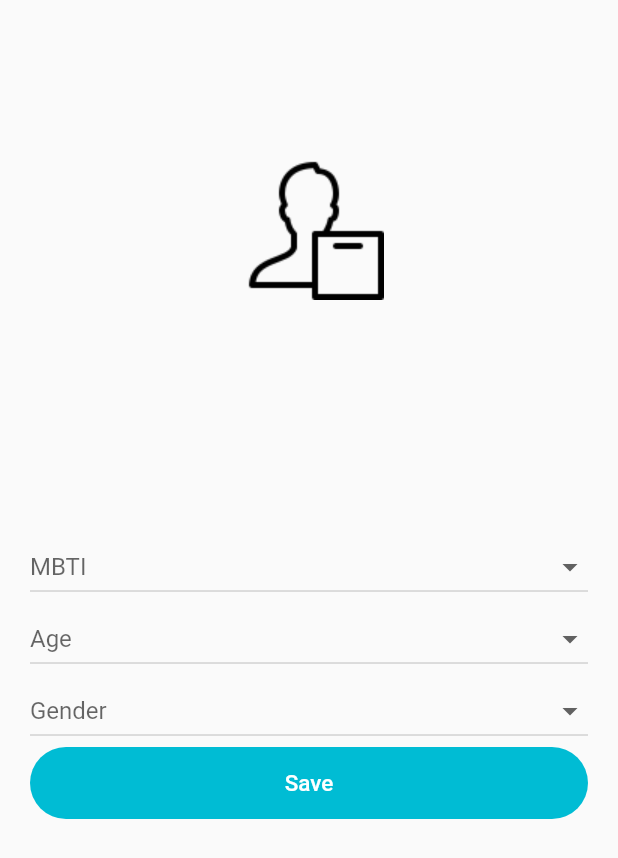
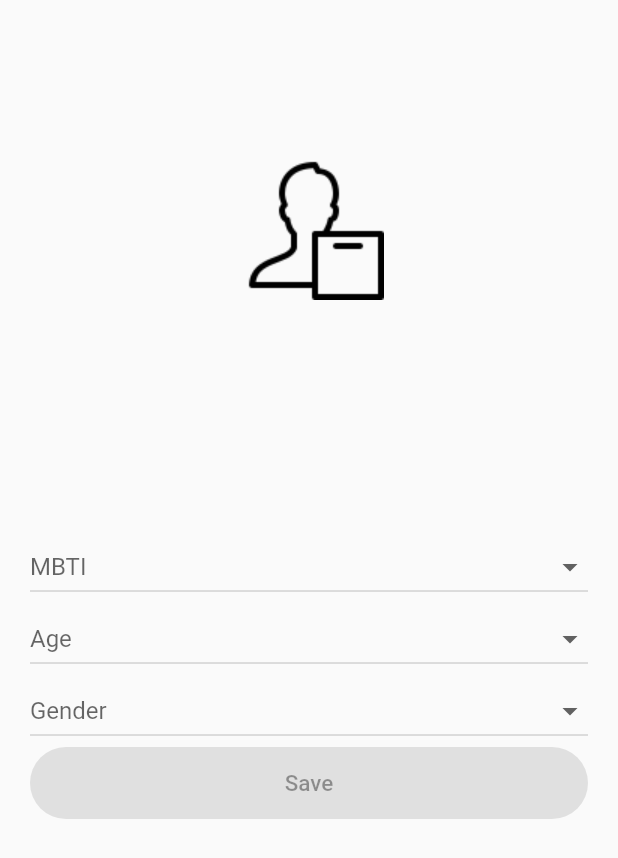
Before and after one commit to powerwlsl/mbti, a Flutter app: the screen it shows after launch, on a phone screen of 412 x 824 dp. Shown: the top 858 px of the screen. Run offline on Flutter 3.47's test engine with Material 2 defaults, Android fonts, the phone set to English and light mode, and no system bars; our stand-ins replace fancy_bottom_navigation, shared_preferences.

Commit message:
only enable button if required value exists

```diff
--- a/lib/screens/mbti_matching_screen.dart
+++ b/lib/screens/mbti_matching_screen.dart
@@ -36,7 +36,7 @@ class _MbtiMatchingScreenState extends State<MbtiMatchingScreen> {
             CustomDropdownButton(
               dropdownItemList: mbtiTypesList,
               hintString: "Select MBTI",
-              value: widget.prefs.getString('mbtiType'),
+              value: mbti_1,
               onChangedCallback: (value) {
                 setState(() {
                   mbti_1 = value;
@@ -54,7 +54,7 @@ class _MbtiMatchingScreenState extends State<MbtiMatchingScreen> {
               },
             ),
             CustomPrimaryFlatButton(
-              setResult,
+              (mbti_1 != null && mbti_2 != null) ? setResult : null,
               "See Result",
             ),
             if (_result != null)
--- a/lib/screens/user_info_screen.dart
+++ b/lib/screens/user_info_screen.dart
@@ -41,9 +41,11 @@ class _UserInfoScreenState extends State<UserInfoScreen> {
 
   void onPressed() async {
     final prefs = await SharedPreferences.getInstance();
+
     prefs.setString('mbtiType', mbtiType);
     prefs.setString('age', age);
     prefs.setString('gender', gender);
+
     if (widget.isLandingPage) {
       Navigator.pushReplacementNamed(
         context,
@@ -84,6 +86,7 @@ class _UserInfoScreenState extends State<UserInfoScreen> {
                     mainAxisAlignment: MainAxisAlignment.center,
                     crossAxisAlignment: CrossAxisAlignment.stretch,
                     children: <Widget>[
+//                      TODO: on landing page, make it required
                       CustomDropdownButton(
                         dropdownItemList: Mbtis.Types.keys.toList(),
                         hintString: "MBTI",
@@ -117,7 +120,11 @@ class _UserInfoScreenState extends State<UserInfoScreen> {
                         },
                       ),
 
-                      CustomPrimaryFlatButton(onPressed, "Save")
+                      CustomPrimaryFlatButton(
+                          (mbtiType != null && age != null && gender != null)
+                              ? onPressed
+                              : null,
+                          "Save")
                     ],
                   )),
             ),
--- a/lib/widgets/custom_primary_flat_button.dart
+++ b/lib/widgets/custom_primary_flat_button.dart
@@ -9,6 +9,7 @@ class CustomPrimaryFlatButton extends StatelessWidget {
   Widget build(BuildContext context) {
     return FlatButton(
       onPressed: onPressed,
+      disabledColor: Color(0xFFE0E0E0),
       padding: EdgeInsets.symmetric(vertical: 15),
       child: Text(
         title,
```
